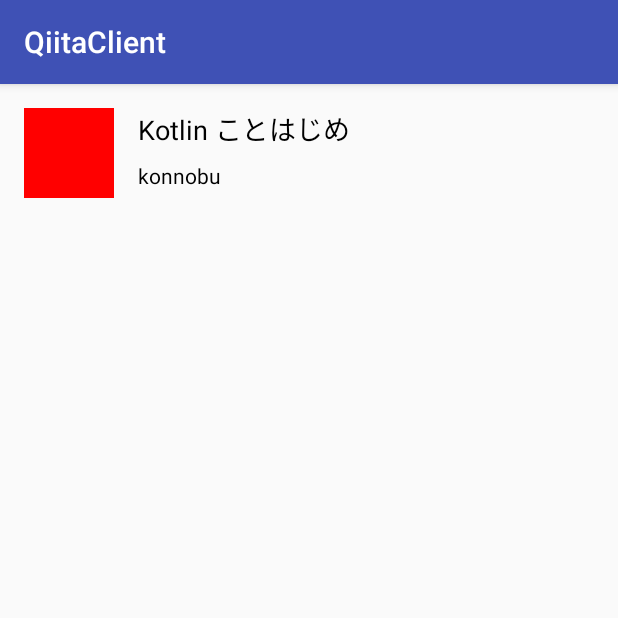
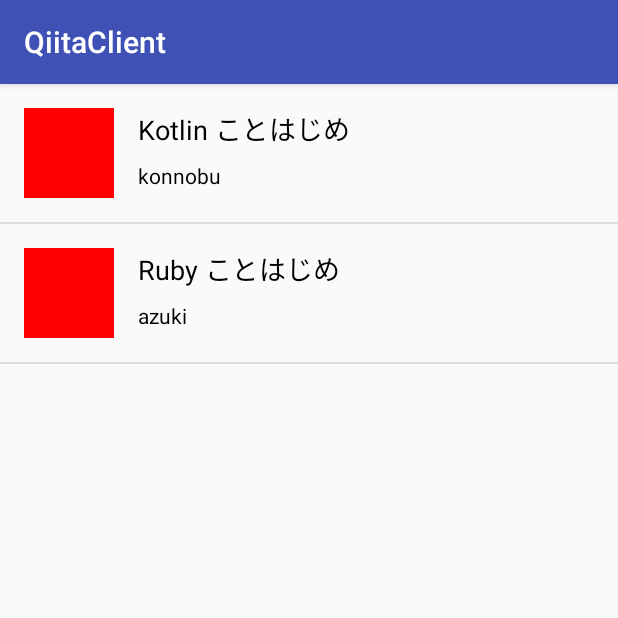
Before and after one commit to konnobu/QiitaClient, an Android app: the screen it shows after launch (MainActivity), on a phone screen of 412 x 824 dp, the top half of it. Run offline under Robolectric (Android 15) with nearby library versions, the phone set to English and light mode, and no system bars.

Commit message:
[modify] ArticleAdapter

```diff
--- /dev/null
+++ b/app/src/main/kotlin/xyz/yurue/nobu/qiitaclient/ArticleListAdapter.kt
@@ -0,0 +1,26 @@
+package xyz.yurue.nobu.qiitaclient
+
+import android.content.Context
+import android.view.View
+import android.view.ViewGroup
+import android.widget.BaseAdapter
+import xyz.yurue.nobu.qiitaclient.model.Article
+import xyz.yurue.nobu.qiitaclient.view.ArticleView
+
+class ArticleListAdapter(private val context: Context) : BaseAdapter() {
+
+    var articles: List<Article> = emptyList()
+
+    override fun getCount(): Int = articles.size
+
+    override fun getItem(position: Int): Any? = articles[position]
+
+    override fun getItemId(position: Int): Long = 0
+
+    override fun getView(position: Int,
+                         convertView: View?,
+                         parent: ViewGroup?): View =
+            ((convertView as? ArticleView) ?: ArticleView(context)).apply {
+                setArticle(articles[position])
+            }
+}
--- a/app/src/main/kotlin/xyz/yurue/nobu/qiitaclient/MainActivity.kt
+++ b/app/src/main/kotlin/xyz/yurue/nobu/qiitaclient/MainActivity.kt
@@ -2,25 +2,27 @@ package xyz.yurue.nobu.qiitaclient
 
 import android.support.v7.app.AppCompatActivity
 import android.os.Bundle
+import android.widget.ListView
 import xyz.yurue.nobu.qiitaclient.model.Article
 import xyz.yurue.nobu.qiitaclient.model.User
-import xyz.yurue.nobu.qiitaclient.view.ArticleView
 
 class MainActivity : AppCompatActivity() {
 
     override fun onCreate(savedInstanceState: Bundle?) {
         super.onCreate(savedInstanceState)
+        setContentView(R.layout.activity_main)
 
-        // ArticleViewオブジェクトを生成
-        val articleView = ArticleView(applicationContext)
+        val listAdapter = ArticleListAdapter(applicationContext)
+        listAdapter.articles = listOf(dummyArticle("Kotlin ことはじめ", "konnobu"),
+                dummyArticle("Ruby ことはじめ", "azuki"))
 
-        // Articleオブジェクトを生成して、ArticleViewオブジェクトにセット
-        articleView.setArticle(Article(id = "123",
-                title = "Kotlin ことはじめ",
-                url = "http://www.example.com/articles/123",
-                user = User(id = "456", name = "konnobu", profileImageUrl = "")))
+        val listView: ListView = findViewById(R.id.list_view) as ListView
+        listView.adapter = listAdapter
+    }
 
-        // このアクティビティにArticleViewオブジェクトをセット
-        setContentView(articleView)
-    }
+    private fun dummyArticle(title: String, userName: String): Article =
+            Article(id = "",
+                    title = title,
+                    url = "",
+                    user = User(id = "", name = userName, profileImageUrl = ""))
 }
--- a/app/src/main/res/layout/activity_main.xml
+++ b/app/src/main/res/layout/activity_main.xml
@@ -1,17 +1,12 @@
 <?xml version="1.0" encoding="utf-8"?>
-<RelativeLayout xmlns:android="http://schemas.android.com/apk/res/android"
+<LinearLayout xmlns:android="http://schemas.android.com/apk/res/android"
     xmlns:tools="http://schemas.android.com/tools"
-    android:id="@+id/activity_main"
     android:layout_width="match_parent"
     android:layout_height="match_parent"
-    android:paddingBottom="@dimen/activity_vertical_margin"
-    android:paddingLeft="@dimen/activity_horizontal_margin"
-    android:paddingRight="@dimen/activity_horizontal_margin"
-    android:paddingTop="@dimen/activity_vertical_margin"
-    tools:context="xyz.yurue.nobu.qiitaclient.MainActivity">
+    android:orientation="vertical">
 
-    <TextView
-        android:layout_width="wrap_content"
-        android:layout_height="wrap_content"
-        android:text="Hello World!" />
-</RelativeLayout>
+    <ListView
+        android:id="@+id/list_view"
+        android:layout_width="match_parent"
+        android:layout_height="match_parent" />
+</LinearLayout>
```
